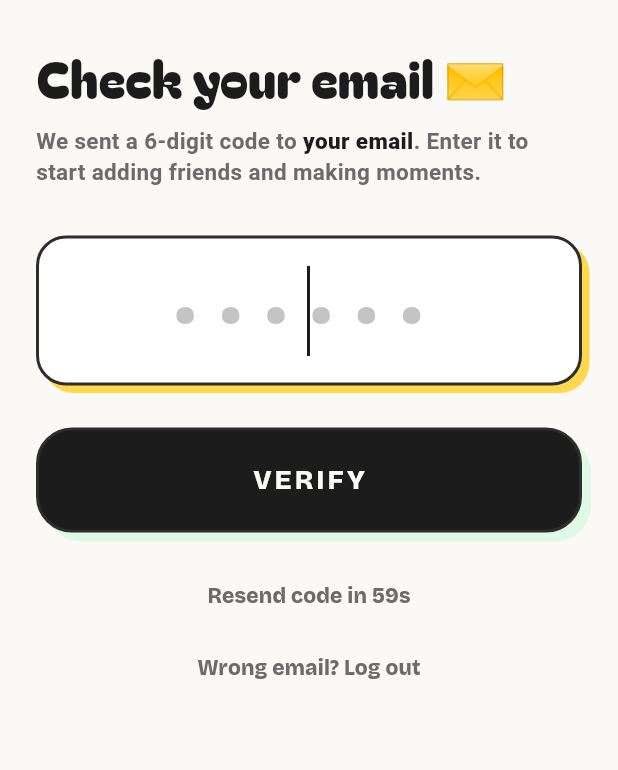
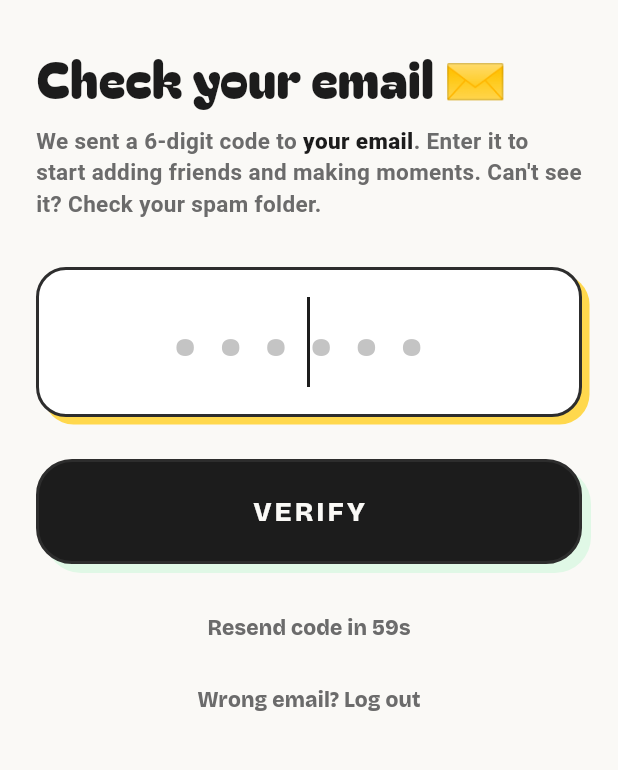
Before and after one commit to Voidnetic/Sonder-App-For-Show, a Flutter app: the VerifyEmailScreen screen opened directly, on a phone screen of 412 x 824 dp, the part 66-836 px from its top. Run offline on Flutter 3.47's test engine with Material 3 defaults, Android fonts, the phone set to English and light mode, and no system bars; our stand-ins replace camera, firebase_core, firebase_messaging, google_sign_in, image_picker, shared_preferences; accounts and stored records are empty; network calls fail.

Commit message:
Tell people to check spam for the emailed code
Co-Authored-By: Claude Opus 5.5 <noreply@anthropic.com>
Claude-Session: https://claude.ai/code/session_01WjsQW2SG2aC8Pt6trz7Lt2

```diff
--- a/lib/screens/forgot_password_screen.dart
+++ b/lib/screens/forgot_password_screen.dart
@@ -96,7 +96,7 @@ class _ForgotPasswordScreenState extends State<ForgotPasswordScreen> {
             Text(
               _codeSent
                   ? "If there's a Sonder account for ${_email.text.trim()}, we sent it a 6-digit code. "
-                        'Enter it with your new password.'
+                        "Enter it with your new password. Can't see it? Check your spam folder."
                   : "Enter the email you signed up with and we'll send you a code to set a new password.",
               style: TextStyle(fontSize: 15, fontWeight: FontWeight.w600, color: AppTheme.kTextSecondary),
             ),
--- a/lib/screens/verify_email_screen.dart
+++ b/lib/screens/verify_email_screen.dart
@@ -109,7 +109,9 @@ class _VerifyEmailScreenState extends State<VerifyEmailScreen> {
                     text: email,
                     style: TextStyle(color: AppTheme.kTextPrimary, fontWeight: FontWeight.w900),
                   ),
-                  const TextSpan(text: '. Enter it to start adding friends and making moments.'),
+                  const TextSpan(
+                    text: ". Enter it to start adding friends and making moments. Can't see it? Check your spam folder.",
+                  ),
                 ],
               ),
             ),
```
